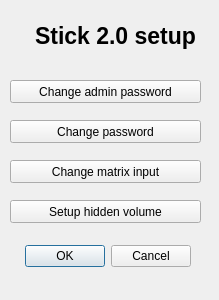
The window that stick20setup.ui (Nitrokey/nitrokey-app) describes before a commit, drawn with Qt 5.
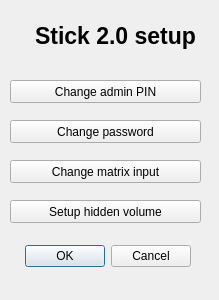
The same window after the commit. Icons and pictures are not drawn.

The edit to the form file:
```diff
--- a/stick20setup.ui
+++ b/stick20setup.ui
@@ -66,7 +66,7 @@
     </rect>
    </property>
    <property name="text">
-    <string>Change admin password</string>
+    <string>Change admin PIN</string>
    </property>
   </widget>
   <widget class="QPushButton" name="pushButton_Ch_PW">
```
